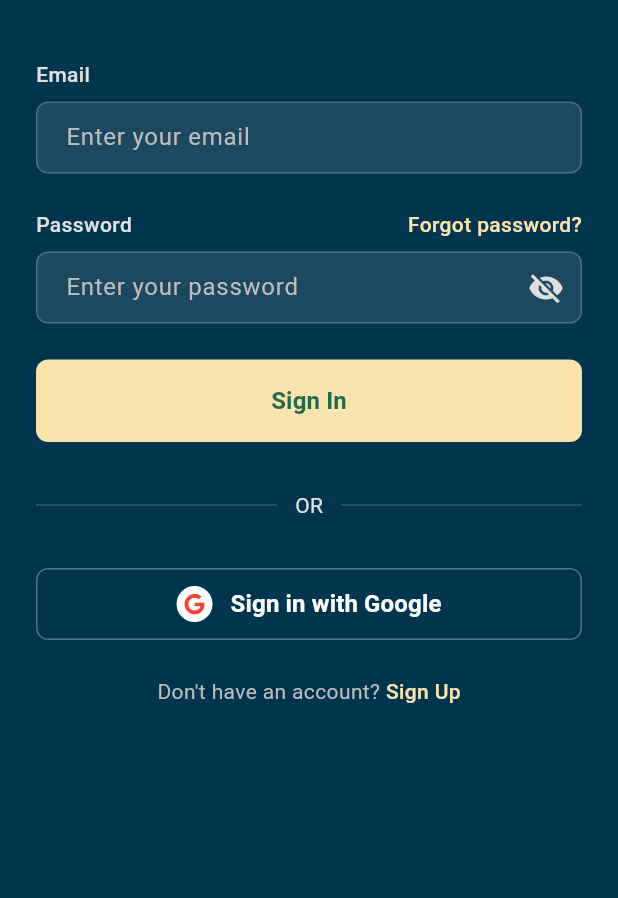
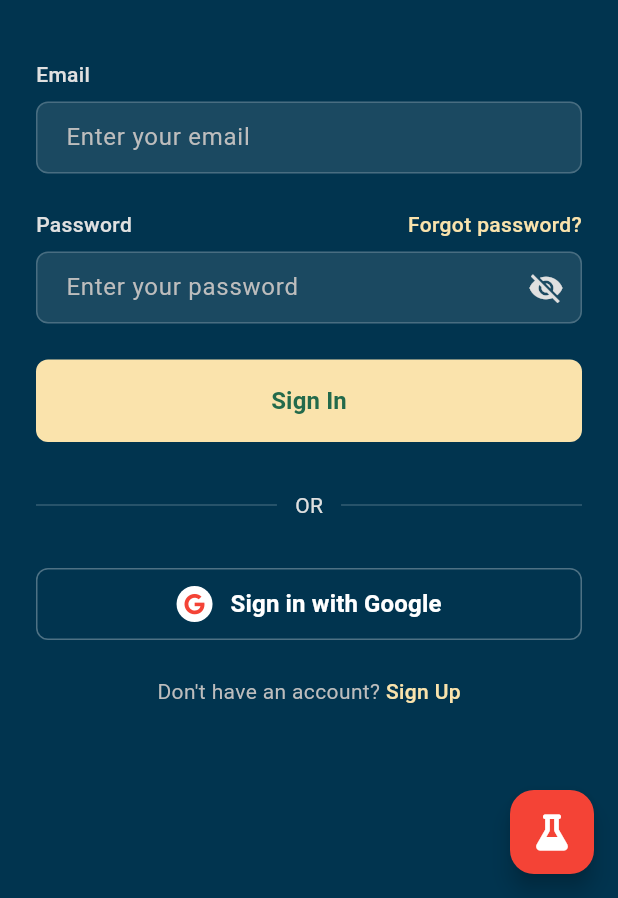
Before and after one commit to pctan9491/PROJ-0001-TTTApp-FE, a Flutter app: the screen it shows after launch, on a phone screen of 412 x 824 dp, the part 338-1236 px from its top. Run offline on Flutter 3.47's test engine with Material 3 defaults, Android fonts, the phone set to English and light mode, and no system bars; our stand-ins replace font_awesome_flutter, shared_preferences.

Commit message:
experimental design v1

```diff
--- a/lib/core/config/app_config.dart
+++ b/lib/core/config/app_config.dart
@@ -1,3 +1,5 @@
+import 'package:shared_preferences/shared_preferences.dart';
+
 enum AppEnvironment {
   dev,
   test,
@@ -22,4 +24,28 @@ class AppConfig {
   static bool get isExperimentalFeatureVisible {
     return environment == AppEnvironment.dev || environment == AppEnvironment.test;
   }
+
+  // Persistence Keys
+  static const String _keyBypassLoginValidation = 'exp_bypass_login_validation';
+
+  // --- EXPERIMENT A: Bypass Login Validation ---
+  static bool _bypassLoginValidation = false;
+  static bool get bypassLoginValidation => _bypassLoginValidation;
+
+  static Future<void> setBypassLoginValidation(bool value) async {
+    _bypassLoginValidation = value;
+    final prefs = await SharedPreferences.getInstance();
+    await prefs.setBool(_keyBypassLoginValidation, value);
+  }
+
+  // --- FUTURE EXPERIMENTS (Template) ---
+  // static bool _experimentB = false;
+  // static bool get experimentB => _experimentB;
+  // static Future<void> setExperimentB(bool value) async { ... }
+
+  static Future<void> initialize() async {
+    final prefs = await SharedPreferences.getInstance();
+    _bypassLoginValidation = prefs.getBool(_keyBypassLoginValidation) ?? false;
+    // Load future experiments here...
+  }
 }
--- a/lib/features/auth/presentation/pages/login_page.dart
+++ b/lib/features/auth/presentation/pages/login_page.dart
@@ -1,5 +1,7 @@
 import 'package:flutter/material.dart';
 import 'package:font_awesome_flutter/font_awesome_flutter.dart';
+import '../../../../core/config/app_config.dart';
+import '../../../experimental/presentation/pages/experimental.dart';
 import '../../../home/presentation/pages/main_page.dart';
 import 'forgot_password_page.dart';
 import 'registration_page.dart';
@@ -53,7 +55,9 @@ class _LoginPageState extends State<LoginPage> {
     return Scaffold(
       //backgroundColor: _primaryColor,
       body: SafeArea(
-        child: Center(
+        child: Stack(
+          children: [
+            Center(
               child: SingleChildScrollView(
                 padding: const EdgeInsets.all(24.0),
                 child: ConstrainedBox(
@@ -80,6 +84,29 @@ class _LoginPageState extends State<LoginPage> {
                 ),
               ),
             ),
+            _buildExperimentalFab(context),
+          ],
+        ),
+      ),
+    );
+  }
+
+  Widget _buildExperimentalFab(BuildContext context) {
+    if (!AppConfig.isExperimentalFeatureVisible) {
+      return const SizedBox.shrink();
+    }
+    return Positioned(
+      right: 16,
+      bottom: 16,
+      child: FloatingActionButton(
+        onPressed: () {
+          Navigator.push(
+            context,
+            MaterialPageRoute(builder: (context) => const ExperimentalPage()),
+          );
+        },
+        backgroundColor: Colors.red,
+        child: const Icon(FontAwesomeIcons.flask, color: Colors.white),
       ),
     );
   }
@@ -199,6 +226,7 @@ class _LoginPageState extends State<LoginPage> {
           ),
           obscureText: _isObscure,
           validator: (value) {
+            if (AppConfig.bypassLoginValidation) return null; // Bypass validation
             if (value == null || value.isEmpty) {
               return 'Please enter your password';
             }
--- a/lib/main.dart
+++ b/lib/main.dart
@@ -1,9 +1,12 @@
 import 'package:flutter/widgets.dart';
 import 'app.dart';
+import 'core/config/app_config.dart';
 
-void main() {
+void main() async {
   // Future: Initialize Dependency Injection here
   WidgetsFlutterBinding.ensureInitialized();
 
+  await AppConfig.initialize();
+
   runApp(const ToDoApp());
 }
--- a/pubspec.yaml
+++ b/pubspec.yaml
@@ -17,6 +17,8 @@ dependencies:
   get_it: ^7.6.0
   # Icons
   font_awesome_flutter: ^10.6.0
+  # Local Storage
+  shared_preferences: ^2.2.0
 
 dev_dependencies:
   flutter_test:
```
Also changed, not shown: lib/features/experimental/presentation/pages/experimental.dart (added, +65 -0 lines), lib/features/navbar/presentation/pages/nav_bottom_bar.dart (+12 -0 lines), pubspec.lock, 1 other file. Lines whose indentation alone changed are shown as unchanged.
